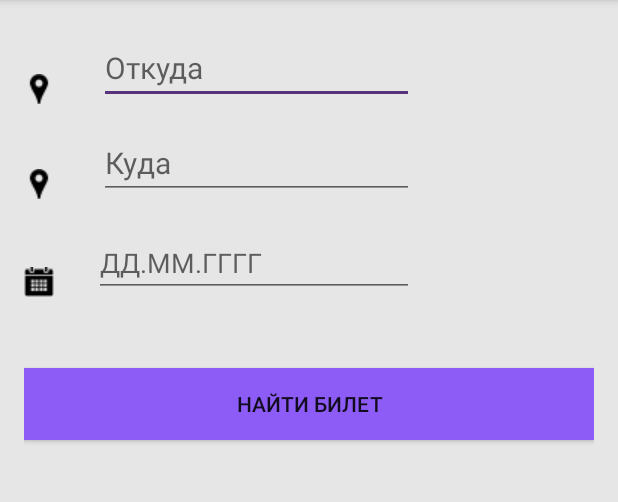
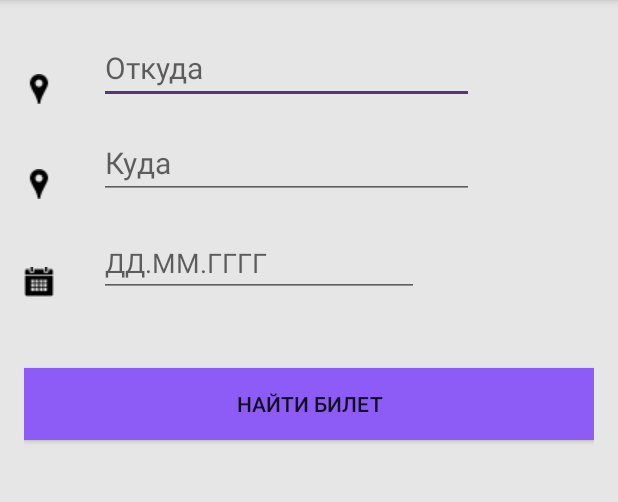
Before and after one commit to hackerfrommars/Railways-android, an Android app: the screen it shows after launch (MainActivity), on a phone screen of 412 x 824 dp, the part 84-586 px from its top. Run offline under Robolectric (Android 15) with nearby library versions, the phone set to English and light mode, and no system bars; 3 statements that could not run were skipped.

Commit message:
autocomplete xml changed

```diff
--- a/app/src/main/java/com/example/aisha/project/MainActivity.java
+++ b/app/src/main/java/com/example/aisha/project/MainActivity.java
@@ -63,11 +63,11 @@ public class MainActivity extends AppCompatActivity
         search_btn = (Button) findViewById(R.id.search);
 
 
-        ArrayAdapter<String> adapter = new ArrayAdapter<String>(this,
-                android.R.layout.simple_dropdown_item_1line, station_name);
-        AutoCompleteTextView textView = (AutoCompleteTextView)
-                findViewById(R.id.autoCompleteTextView);
-        textView.setAdapter(adapter);
+//        ArrayAdapter<String> adapter = new ArrayAdapter<String>(this,
+  //              android.R.layout.simple_dropdown_item_1line, station_name);
+    //   AutoCompleteTextView textView = (AutoCompleteTextView)
+     //           findViewById(R.id.autoCompleteTextView);
+       // textView.setAdapter(adapter);
 
 
 
--- a/app/src/main/res/layout/content_main.xml
+++ b/app/src/main/res/layout/content_main.xml
@@ -23,7 +23,7 @@
         android:layout_alignParentLeft="true"
         android:layout_alignParentStart="true" />
 
-<EditText
+<AutoCompleteTextView
     android:id="@+id/fromStation"
     android:layout_height="wrap_content"
     android:layout_width="wrap_content"
@@ -31,11 +31,13 @@
     android:textColor="#020000"
     android:textSize="20dp"
     android:ems="9"
+    android:width="250sp"
     android:layout_above="@+id/iv2"
     android:layout_toRightOf="@+id/iv"
     android:layout_toEndOf="@+id/iv"
     android:layout_marginLeft="30dp"
     android:layout_marginStart="30dp" />
+
     <ImageView
         android:src="@drawable/to"
         android:layout_width="wrap_content"
@@ -45,7 +47,8 @@
         android:layout_below="@+id/iv"
         android:layout_alignParentLeft="true"
         android:layout_alignParentStart="true" />
-    <EditText
+    <AutoCompleteTextView
+        android:width="250sp"
         android:id="@+id/toStation"
         android:layout_height="wrap_content"
         android:layout_width="wrap_content"
@@ -88,8 +91,9 @@
         android:id="@+id/date"
         android:hint="ДД.ММ.ГГГГ"
         android:layout_alignBottom="@+id/imageView"
-        android:layout_alignRight="@+id/toStation"
-        android:layout_alignEnd="@+id/toStation" />
+        android:layout_alignLeft="@+id/toStation"
+        android:layout_alignStart="@+id/toStation" />
+
 
 
 </RelativeLayout>
```
